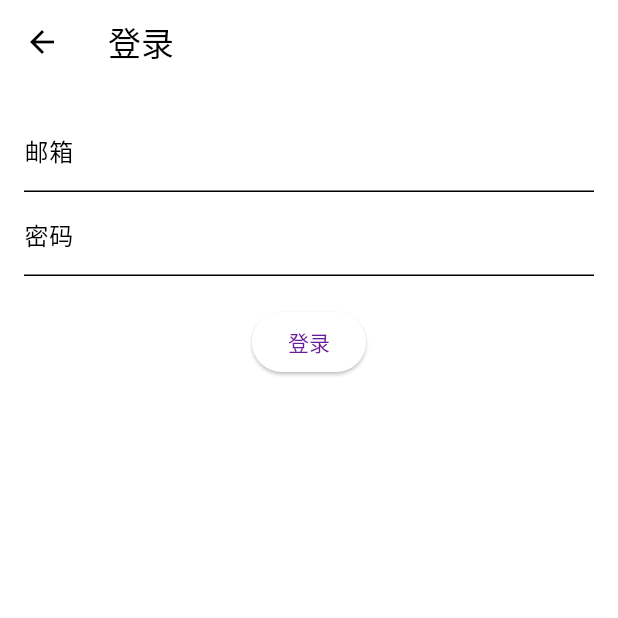
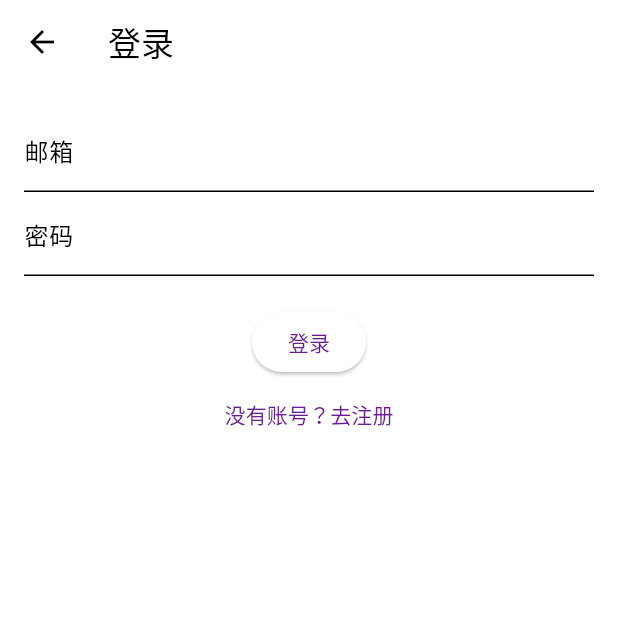
Before and after one commit to oliyo2023/stopsmoking_app, a Flutter app: the LoginPage screen opened by its route, on a phone screen of 412 x 824 dp, the top half of it. Run offline on Flutter 3.47's test engine with Material 3 defaults, Android fonts, the phone set to English and light mode, and no system bars; our stand-ins replace get, image_picker, pocketbase.

Commit message:
在登录页面添加“没有账号？去注册”按钮，允许用户导航到注册页面

```diff
--- a/lib/pages/login_page.dart
+++ b/lib/pages/login_page.dart
@@ -105,6 +105,12 @@ class _LoginPageState extends State<LoginPage> {
                     ? const CircularProgressIndicator()
                     : const Text('登录'),
               ),
+              TextButton(
+                onPressed: () {
+                  Navigator.pushNamed(context, '/register');
+                },
+                child: const Text('没有账号？去注册'),
+              ),
             ],
           ),
         ),
```
